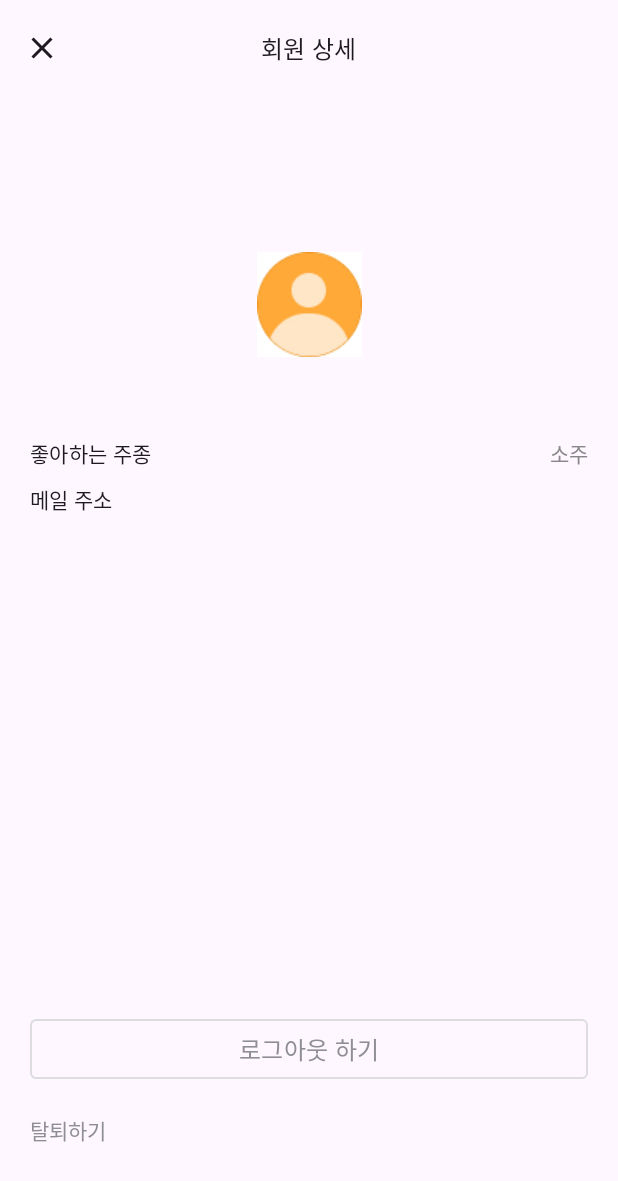
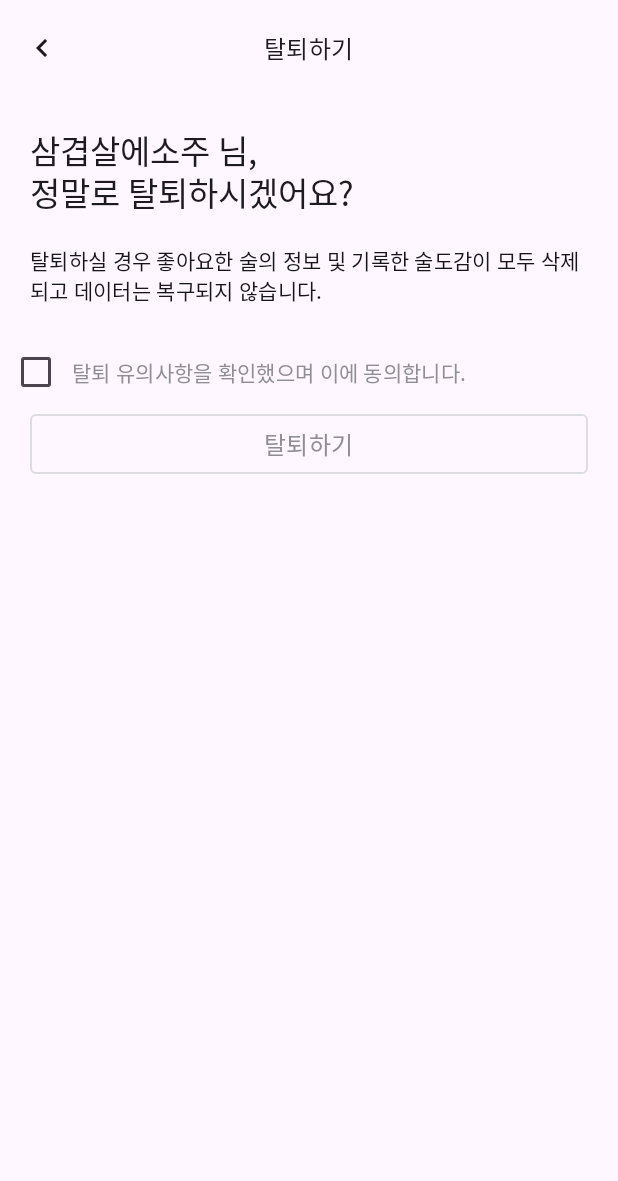
Before and after one commit to Goody-DALDA/Andorid, an Android app built with Jetpack Compose: the MemberFragment screen opened through its navigation route, after a tap on "탈퇴하기", on a phone screen of 412 x 824 dp. Shown: the top 1181 px of the screen. Run offline under Robolectric (Android 15) with nearby library versions, the phone set to English and light mode, and no system bars; our stand-ins replace Dagger/Hilt's generated code, navigation-ui; libraries missing offline, so code that uses them is left out: com.kakao.sdk; network calls fail; 2 statements that could not run were skipped.

Commit message:
feat:회원정보, 회원탈퇴 화면 연결 및 처리 로직 추가
1. 홈 화면에 회원정보, 회원탈퇴 화면 이동 로직 추가
2. 로그아웃할 경우 로그인 화면으로 이동 및 토큰 제거
3. 탈퇴할 경우 로그인 화면으로 이동 및 토큰 제거
4. 카카오 토큰 상태에 따라 로그인 처리 추가

```diff
--- a/app/src/main/java/com/goody/dalda/ui/login/LoginFragment.kt
+++ b/app/src/main/java/com/goody/dalda/ui/login/LoginFragment.kt
@@ -35,6 +35,7 @@ class LoginFragment : BaseFragment<FragmentLoginBinding>() {
     private val viewModel: LoginViewModel by viewModels()
 
     private val callback: (OAuthToken?, Throwable?) -> Unit = { token, error ->
+        Log.e(TAG, "callback token : ${token}")
         if (error != null) {
             Log.e(TAG, "카카오계정으로 로그인 실패", error)
         } else if (token != null) {
@@ -53,10 +54,28 @@ class LoginFragment : BaseFragment<FragmentLoginBinding>() {
 
     override fun onViewCreated(view: View, savedInstanceState: Bundle?) {
         super.onViewCreated(view, savedInstanceState)
-
         binding.fragmentLoginKakaoBtn.setOnClickListener { requestKakaoLogin() }
         binding.fragmentLoginSkipBtn.setOnClickListener { findNavController().navigate(R.id.action_loginFragment_to_navigation_home) }
+        subscribe()
+        checkLoginStatus()
+    }
 
+    private fun checkLoginStatus() {
+        UserApiClient.instance.accessTokenInfo { tokenInfo, error ->
+            if (error != null) {
+                Log.e(TAG, "토큰 정보 보기 실패", error)
+            } else if (tokenInfo != null) {
+                Log.i(
+                    TAG, "토큰 정보 보기 성공" +
+                            "\n회원번호: ${tokenInfo.id}" +
+                            "\n만료시간: ${tokenInfo.expiresIn} 초"
+                )
+                requestKakaoLogin()
+            }
+        }
+    }
+
+    private fun subscribe() {
         viewModel.state.observe(viewLifecycleOwner) { state ->
             when (state) {
                 is UiState.Empty -> TODO()
--- a/app/src/main/java/com/goody/dalda/ui/login/LoginViewModel.kt
+++ b/app/src/main/java/com/goody/dalda/ui/login/LoginViewModel.kt
@@ -17,16 +17,10 @@ import javax.inject.Inject
 class LoginViewModel @Inject constructor(
     private val repository: LoginRepository
 ) : ViewModel() {
-    companion object {
-        private const val TAG = "LoginViewModel"
-    }
 
     private val _state = MutableLiveData<UiState<Profile>>()
     val state: LiveData<UiState<Profile>> get() = _state
 
-    /**
-     * 서버에서 회원가입인지 로그인인지 키값을 내려 컴페티 표시 화면 관리하면 될듯
-     */
     fun login(nickname: String, email: String, profileImg: String, token: OAuthToken) {
         viewModelScope.launch(Dispatchers.IO) {
             val profile = repository.login(nickname, email, profileImg, token)
--- a/app/src/main/java/com/goody/dalda/ui/member/MemberFragment.kt
+++ b/app/src/main/java/com/goody/dalda/ui/member/MemberFragment.kt
@@ -5,6 +5,7 @@ import android.view.LayoutInflater
 import android.view.View
 import android.view.ViewGroup
 import androidx.compose.ui.platform.ViewCompositionStrategy
+import androidx.navigation.findNavController
 import com.goody.dalda.base.BaseFragment
 import com.goody.dalda.databinding.FragmentMemberBinding
 import dagger.hilt.android.AndroidEntryPoint
@@ -19,7 +20,14 @@ class MemberFragment: BaseFragment<FragmentMemberBinding>() {
         binding.fragmentMemberComposeView.apply {
             setViewCompositionStrategy(ViewCompositionStrategy.DisposeOnViewTreeLifecycleDestroyed)
             setContent {
-                MemberScreen()
+                MemberScreen(
+                    onClickSeeLoginScreen = {
+                        findNavController().navigate(MemberFragmentDirections.actionMemberFragmentToLoginFragment())
+                    },
+                    onClickSeeWithdrawScreen = {
+                        findNavController().navigate(MemberFragmentDirections.actionMemberFragmentToWithdrawFragment())
+                    }
+                )
             }
         }
     }
--- a/app/src/main/java/com/goody/dalda/ui/member/MemberScreen.kt
+++ b/app/src/main/java/com/goody/dalda/ui/member/MemberScreen.kt
@@ -42,7 +42,8 @@ import com.goody.dalda.ui.state.UiState
 @Composable
 fun MemberScreen(
     viewModel: MemberViewModel = viewModel(),
-    onLogout: () -> Unit = {},
+    onClickSeeLoginScreen: () -> Unit = {},
+    onClickSeeWithdrawScreen: () -> Unit = {},
     modifier: Modifier = Modifier
 ) {
     LaunchedEffect("once") {
@@ -75,6 +76,7 @@ fun MemberScreen(
         MemberLayout(
             viewModel,
             Modifier.padding(innerPadding),
+            onClickWithdrawButton = onClickSeeWithdrawScreen
         )
     }
     val context = LocalContext.current
@@ -84,7 +86,7 @@ fun MemberScreen(
         }
         is UiState.Success -> {
             Toast.makeText(context, state.data, Toast.LENGTH_SHORT).show()
-            onLogout()
+            onClickSeeLoginScreen()
         }
         is UiState.Error -> {
             Toast.makeText(context, state.exception?.message, Toast.LENGTH_SHORT).show()
@@ -96,7 +98,8 @@ fun MemberScreen(
 @Composable
 fun MemberLayout(
     viewModel: MemberViewModel,
-    modifier: Modifier = Modifier
+    modifier: Modifier = Modifier,
+    onClickWithdrawButton: () -> Unit = {}
 ) {
     Column(modifier = modifier.fillMaxSize()) {
 
@@ -115,7 +118,7 @@ fun MemberLayout(
         }
 
         LogoutButton(onClick = { viewModel.requestLogout() })
-        WithdrawButton(onClick = {})
+        WithdrawButton(onClick = onClickWithdrawButton)
     }
 }
 
--- /dev/null
+++ b/app/src/main/java/com/goody/dalda/ui/member/WithdrawFragment.kt
@@ -0,0 +1,31 @@
+package com.goody.dalda.ui.member
+
+import android.os.Bundle
+import android.view.LayoutInflater
+import android.view.View
+import android.view.ViewGroup
+import androidx.compose.ui.platform.ViewCompositionStrategy
+import androidx.navigation.findNavController
+import com.goody.dalda.base.BaseFragment
+import com.goody.dalda.databinding.FragmentWithdrawBinding
+import dagger.hilt.android.AndroidEntryPoint
+
+@AndroidEntryPoint
+class WithdrawFragment: BaseFragment<FragmentWithdrawBinding>() {
+    override val bindingInflater: (LayoutInflater, ViewGroup?, Boolean) -> FragmentWithdrawBinding
+        get() = FragmentWithdrawBinding::inflate
+
+    override fun onViewCreated(view: View, savedInstanceState: Bundle?) {
+        super.onViewCreated(view, savedInstanceState)
+        binding.fragmentWithdrawComposeView.apply {
+            setViewCompositionStrategy(ViewCompositionStrategy.DisposeOnViewTreeLifecycleDestroyed)
+            setContent {
+                WithdrawScreen(
+                    onSuccess = {
+                        findNavController().navigate(WithdrawFragmentDirections.actionWithdrawFragmentToLoginFragment())
+                    }
+                )
+            }
+        }
+    }
+}
--- a/app/src/main/java/com/goody/dalda/util/PreferenceManager.kt
+++ b/app/src/main/java/com/goody/dalda/util/PreferenceManager.kt
@@ -29,4 +29,8 @@ object PreferenceManager {
         return pref?.getString(ACCESS_TOKEN, "") ?: ""
     }
 
+    fun clearAccessToken() {
+        pref?.edit()?.putString(ACCESS_TOKEN, "")?.apply()
+    }
+
 }
--- /dev/null
+++ b/app/src/main/res/layout/fragment_withdraw.xml
@@ -0,0 +1,17 @@
+<?xml version="1.0" encoding="utf-8"?>
+<androidx.constraintlayout.widget.ConstraintLayout xmlns:android="http://schemas.android.com/apk/res/android"
+    xmlns:app="http://schemas.android.com/apk/res-auto"
+    android:layout_width="match_parent"
+    android:layout_height="match_parent">
+
+    <androidx.compose.ui.platform.ComposeView
+        android:id="@+id/fragmentWithdrawComposeView"
+        android:layout_width="match_parent"
+        android:layout_height="match_parent"
+        app:layout_constraintBottom_toBottomOf="parent"
+        app:layout_constraintEnd_toEndOf="parent"
+        app:layout_constraintStart_toStartOf="parent"
+        app:layout_constraintTop_toTopOf="parent" />
+
+
+</androidx.constraintlayout.widget.ConstraintLayout>
--- a/app/src/main/res/navigation/mobile_navigation.xml
+++ b/app/src/main/res/navigation/mobile_navigation.xml
@@ -155,5 +155,24 @@
     <fragment
         android:id="@+id/memberFragment"
         android:name="com.goody.dalda.ui.member.MemberFragment"
-        android:label="MemberFragment" />
+        android:label="MemberFragment" >
+        <action
+            android:id="@+id/action_memberFragment_to_withdrawFragment"
+            app:destination="@id/withdrawFragment" />
+        <action
+            android:id="@+id/action_memberFragment_to_loginFragment"
+            app:popUpToInclusive="true"
+            app:popUpTo="@id/navigation_home"
+            app:destination="@id/loginFragment" />
+    </fragment>
+    <fragment
+        android:id="@+id/withdrawFragment"
+        android:name="com.goody.dalda.ui.member.WithdrawFragment"
+        android:label="WithdrawFragment" >
+        <action
+            android:id="@+id/action_withdrawFragment_to_loginFragment"
+            app:popUpToInclusive="true"
+            app:popUpTo="@id/navigation_home"
+            app:destination="@id/loginFragment" />
+    </fragment>
 </navigation>
```
Also changed, not shown: app/src/main/java/com/goody/dalda/data/repository/LoginRepositoryImpl.kt (+7 -2 lines), app/src/main/java/com/goody/dalda/ui/home/HomeViewModel.kt (+7 -3 lines), app/src/main/java/com/goody/dalda/ui/member/MemberViewModel.kt (+17 -0 lines), app/src/main/java/com/goody/dalda/ui/member/WithdrawViewModel.kt (+18 -1 lines).
